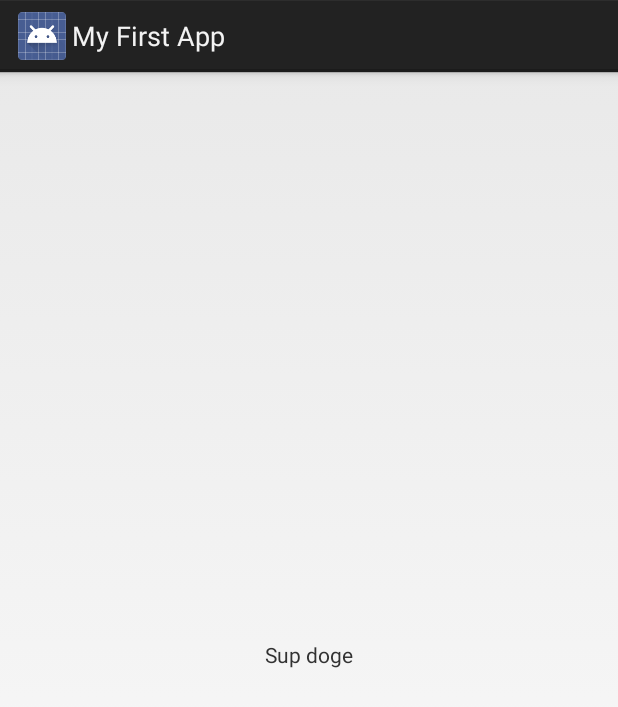
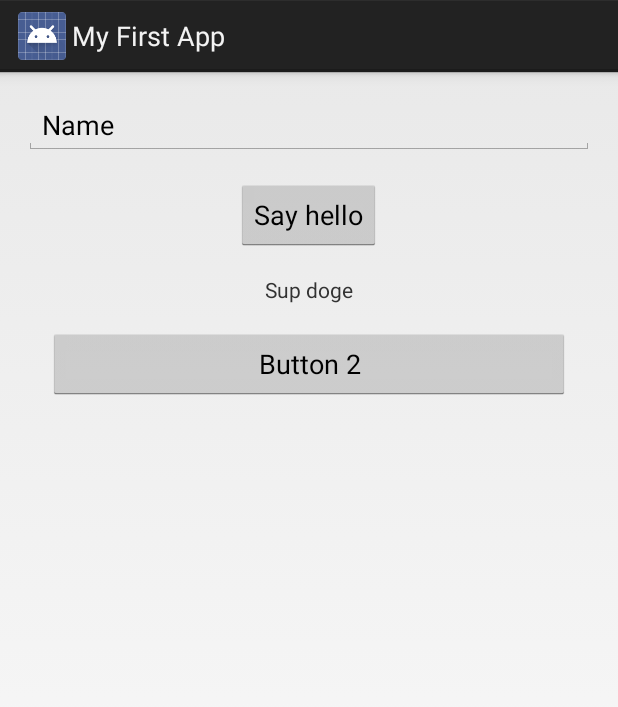
Before and after one commit to WodeCraft/MyFirstApp, an Android app: the screen it shows after launch (MainActivity), on a phone screen of 412 x 824 dp. Shown: the top 707 px of the screen. Run offline under Robolectric (Android 15) with nearby library versions, the phone set to English and light mode, and no system bars.

Commit message:
Added a Person class. Added usage of Toasts and layouts.

```diff
--- a/app/src/main/java/com/hfad/myfirstapp/MainActivity.java
+++ b/app/src/main/java/com/hfad/myfirstapp/MainActivity.java
@@ -1,7 +1,15 @@
 package com.hfad.myfirstapp;
 
 import android.app.Activity;
+import android.content.Context;
 import android.os.Bundle;
+import android.util.Log;
+import android.view.Gravity;
+import android.view.View;
+import android.widget.EditText;
+import android.widget.Toast;
+
+import java.util.ArrayList;
 
 public class MainActivity extends Activity {
 
@@ -9,5 +17,43 @@ public class MainActivity extends Activity {
     protected void onCreate(Bundle savedInstanceState) {
         super.onCreate(savedInstanceState);
         setContentView(R.layout.activity_main);
+
+        Person p = new Person("Arthur Dent", 42);
+        Log.d("Person", p.toString());
+
+        ArrayList<Person> cast = new ArrayList<>();
+        cast.add(new Person("Tricia", 28));
+        cast.add(new Person("Zaphod", 172));
+        cast.add(new Person("Ford", 76));
+
+        StringBuilder sb = new StringBuilder();
+        for(int x = 0; x < cast.size(); x++) {
+            sb.append(cast.get(x).toString());
+            if (x < cast.size() - 1)
+                sb.append(System.getProperty("line.separator"));
+            Log.d("Cast", cast.get(x).toString());
+        }
+
+        Context context = getApplicationContext();
+        CharSequence text = p.toString();
+        int duration = Toast.LENGTH_LONG;
+
+        Toast toast = Toast.makeText(context, text, duration);
+        toast.setGravity(Gravity.TOP, 0, 200);
+        toast.show();
+
+        Toast castToast = Toast.makeText(context, sb.toString(), duration);
+        castToast.setGravity(Gravity.CENTER, 0,0);
+        castToast.show();
+
+    }
+
+    public void onClickSayHello(View view) {
+        EditText inputName = findViewById(R.id.txtName);
+        Toast.makeText(getApplicationContext(), "Hello " + inputName.getText() + "!", Toast.LENGTH_LONG).show();
+    }
+
+    public void onClickButton2(View view) {
+        Toast.makeText(getApplicationContext(), "Button 2 pressed!", Toast.LENGTH_SHORT).show();
     }
 }
--- /dev/null
+++ b/app/src/main/java/com/hfad/myfirstapp/Person.java
@@ -0,0 +1,24 @@
+package com.hfad.myfirstapp;
+
+/**
+ * Created by Jens Christian Rasch on 08-02-2018.
+ */
+
+public class Person {
+
+    String name;
+    int age;
+
+    public Person(String name, int age) {
+        this.name = name;
+        this.age = age;
+    }
+
+    public Boolean isOld() {
+        return age > 40;
+    }
+
+    public String toString() {
+        return name + ", " + age + ", " + (isOld() ? "is old" : "is young");
+    }
+}
--- a/app/src/main/res/layout/activity_main.xml
+++ b/app/src/main/res/layout/activity_main.xml
@@ -1,18 +1,46 @@
 <?xml version="1.0" encoding="utf-8"?>
-<android.support.constraint.ConstraintLayout xmlns:android="http://schemas.android.com/apk/res/android"
+<LinearLayout xmlns:android="http://schemas.android.com/apk/res/android"
     xmlns:app="http://schemas.android.com/apk/res-auto"
     xmlns:tools="http://schemas.android.com/tools"
     android:layout_width="match_parent"
     android:layout_height="match_parent"
+    android:padding="16dp"
+    android:orientation="vertical"
     tools:context="com.hfad.myfirstapp.MainActivity">
+
+    <EditText
+        android:id="@+id/txtName"
+        android:layout_width="match_parent"
+        android:layout_height="wrap_content"
+        android:ems="10"
+        android:inputType="textPersonName"
+        android:text="Name" />
+
+    <Button
+        android:id="@+id/btnHello"
+        android:layout_width="wrap_content"
+        android:layout_height="wrap_content"
+        android:layout_gravity="center"
+        android:layout_margin="16dp"
+        android:onClick="onClickSayHello"
+        android:text="Say hello" />
 
     <TextView
         android:layout_width="wrap_content"
         android:layout_height="wrap_content"
+        android:layout_gravity="center"
         android:text="Sup doge"
         app:layout_constraintBottom_toBottomOf="parent"
         app:layout_constraintLeft_toLeftOf="parent"
         app:layout_constraintRight_toRightOf="parent"
         app:layout_constraintTop_toTopOf="parent" />
 
-</android.support.constraint.ConstraintLayout>
+    <Button
+        android:id="@+id/btn2"
+        android:layout_width="match_parent"
+        android:layout_height="wrap_content"
+        android:layout_margin="16dp"
+        android:onClick="onClickButton2"
+        android:text="Button 2" />
+
+</LinearLayout>
```
